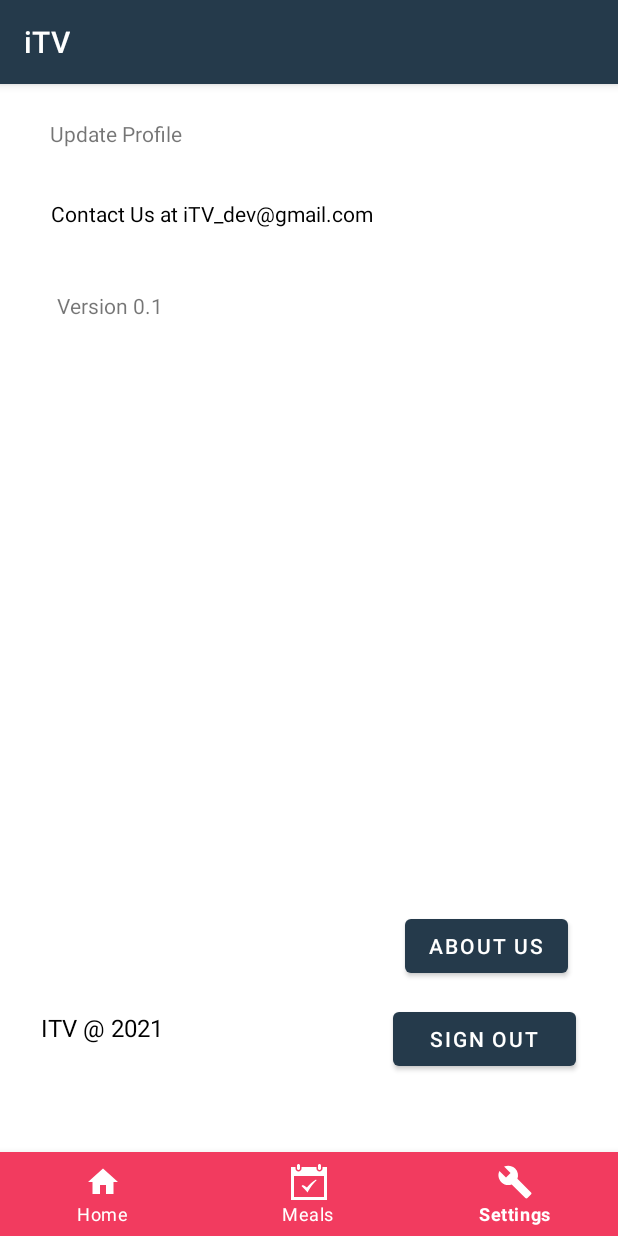
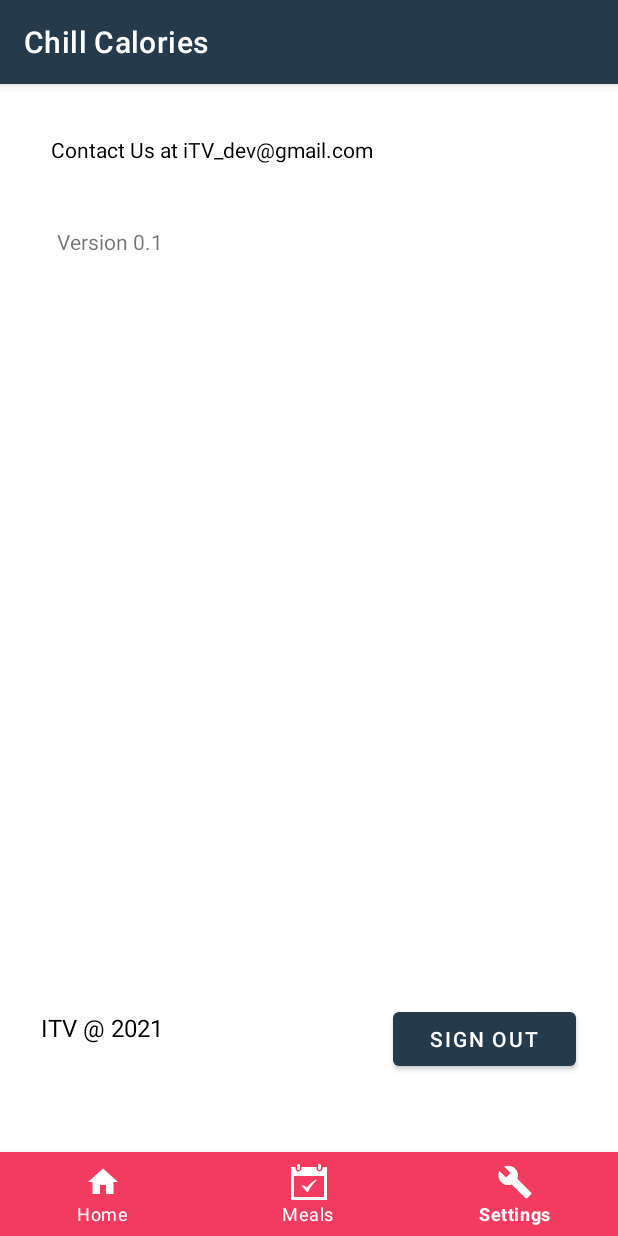
Before and after one commit to EChilin5/iTV, an Android app: the screen it shows after launch once a user with an empty profile is signed in (MainActivity), item 3 of the bottom bar chosen, on a phone screen of 412 x 824 dp. Run offline under Robolectric (Android 15) with nearby library versions, the phone set to English and light mode, and no system bars; our stand-ins replace Firebase (no records; nobody signed in at launch, a user with empty details on screens opened directly).

Commit message:
added logo and a search feature. Updated Design scheme

```diff
--- a/app/src/main/AndroidManifest.xml
+++ b/app/src/main/AndroidManifest.xml
@@ -12,9 +12,9 @@
 
     <application
         android:allowBackup="true"
-        android:icon="@mipmap/ic_launcher"
-        android:label="@string/app_name"
-        android:roundIcon="@mipmap/ic_launcher_round"
+        android:icon="@drawable/chill_calories"
+        android:label="Chill Calories"
+        android:roundIcon="@drawable/chill_calories"
         android:supportsRtl="true"
         android:theme="@style/Theme.ITV"
         android:usesCleartextTraffic="true">
--- a/app/src/main/java/com/example/itv/fragment/DailyMealFragment.kt
+++ b/app/src/main/java/com/example/itv/fragment/DailyMealFragment.kt
@@ -15,6 +15,7 @@ import com.example.itv.overlayfood
 import com.example.itv.user.UserData
 import com.example.itv.user.UserItemDataEntry
 import com.example.itv.user.UserMealAdapter
+import com.google.firebase.auth.ktx.auth
 import com.google.firebase.database.DataSnapshot
 import com.google.firebase.database.DatabaseError
 import com.google.firebase.database.ValueEventListener
@@ -43,6 +44,7 @@ class DailyMealFragment : Fragment() {
 
     override fun onCreate(savedInstanceState: Bundle?) {
         super.onCreate(savedInstanceState)
+        setHasOptionsMenu(true)
         arguments?.let {
 
         }
@@ -58,6 +60,7 @@ class DailyMealFragment : Fragment() {
 
     override fun onViewCreated(view: View, savedInstanceState: Bundle?) {
         super.onViewCreated(view, savedInstanceState)
+        setHasOptionsMenu(true)
 
         val date = getCurrentDateTime()
         dateFormated = date.toString("MM/dd/yyyy")
@@ -81,6 +84,17 @@ class DailyMealFragment : Fragment() {
 
 
     private fun getUserFoodData(){
+        val userName = Firebase.auth.currentUser
+        var currentUserName = ""
+        userName?.let {
+            for (profile in it.providerData) {
+
+                currentUserName = profile.email.toString()
+
+            }
+        }
+        currentUserName = currentUserName.dropLast(10)
+
         userArrayList.clear()
         var calories = 10000
         var total = 0
@@ -95,7 +109,7 @@ class DailyMealFragment : Fragment() {
 
                     for(userSnapShot in snapshot.children){
                             val user = userSnapShot.getValue(UserItemDataEntry::class.java)
-                        if(user?.date!!.contains(dateFormated)) {
+                        if(user?.date!!.contains(dateFormated) && user.user == currentUserName) {
                             calories -= Integer.parseInt( user.calories)
                             total +=  Integer.parseInt( user.calories)
                                 userArrayList.add(user)
--- a/app/src/main/java/com/example/itv/setUpProfileActivity.kt
+++ b/app/src/main/java/com/example/itv/setUpProfileActivity.kt
@@ -31,7 +31,6 @@ class setUpProfileActivity : AppCompatActivity() {
     }
 
     private fun initUI() {
-        etName = binding.etSUName
         etEmail = binding.etEmail
         etPassword = binding.etProfilePassword
         etConfirmPassword = binding.etConfirmPassword
--- /dev/null
+++ b/app/src/main/res/drawable/search.xml
@@ -0,0 +1,10 @@
+<vector xmlns:android="http://schemas.android.com/apk/res/android"
+    android:width="24dp"
+    android:height="24dp"
+    android:viewportWidth="24"
+    android:viewportHeight="24"
+    android:tint="?attr/colorControlNormal">
+  <path
+      android:fillColor="@android:color/white"
+      android:pathData="M15.5,14h-0.79l-0.28,-0.27C15.41,12.59 16,11.11 16,9.5 16,5.91 13.09,3 9.5,3S3,5.91 3,9.5 5.91,16 9.5,16c1.61,0 3.09,-0.59 4.23,-1.57l0.27,0.28v0.79l5,4.99L20.49,19l-4.99,-5zM9.5,14C7.01,14 5,11.99 5,9.5S7.01,5 9.5,5 14,7.01 14,9.5 11.99,14 9.5,14z"/>
+</vector>
--- a/app/src/main/res/layout/fragment_user_settings.xml
+++ b/app/src/main/res/layout/fragment_user_settings.xml
@@ -19,8 +19,8 @@
         android:id="@+id/tvContact"
         android:layout_width="wrap_content"
         android:layout_height="wrap_content"
-        android:layout_below="@+id/tvUpdateeProfile"
         android:layout_alignParentStart="true"
+        android:layout_alignParentTop="true"
         android:layout_marginStart="34dp"
         android:layout_marginTop="34dp"
         android:text="@string/contact_us_at_itv_dev_gmail_com"
@@ -36,16 +36,6 @@
         android:layout_marginTop="42dp"
         android:text="@string/version_0_1" />
 
-    <Button
-        android:id="@+id/btnAboutUs"
-        android:layout_width="wrap_content"
-        android:layout_height="wrap_content"
-        android:layout_above="@+id/btnSub"
-        android:layout_alignParentEnd="true"
-        android:layout_marginEnd="33dp"
-        android:layout_marginBottom="14dp"
-        android:text="@string/about_us" />
-
     <TextView
         android:id="@+id/tvCopyRight"
         android:layout_width="155dp"
@@ -60,14 +50,4 @@
         android:textColor="@color/black"
         android:textSize="16sp" />
 
-    <TextView
-        android:id="@+id/tvUpdateeProfile"
-        android:layout_width="wrap_content"
-        android:layout_height="wrap_content"
-        android:layout_alignParentStart="true"
-        android:layout_alignParentTop="true"
-        android:layout_marginStart="33dp"
-        android:layout_marginTop="23dp"
-        android:text="@string/update_profile" />
-
 </RelativeLayout>
--- /dev/null
+++ b/app/src/main/res/menu/nav_search.xml
@@ -0,0 +1,12 @@
+<?xml version="1.0" encoding="utf-8"?>
+<menu xmlns:android="http://schemas.android.com/apk/res/android"
+    xmlns:app="http://schemas.android.com/apk/res-auto">
+
+    <item
+        android:id="@+id/nav_search"
+        android:icon="@drawable/search"
+        android:title="@string/search"
+        app:actionViewClass="android.widget.SearchView"
+        app:showAsAction="ifRoom|withText"
+        />
+</menu>
```
Also changed, not shown: app/src/main/java/com/example/itv/fragment/HomeFragment.kt (+41 -4 lines), app/src/main/res/layout/activity_set_up_profile.xml (+11 -26 lines), app/src/main/res/layout/fragment_home.xml (+27 -4 lines), app/src/main/res/drawable-v24/chill_calories.png (added).
